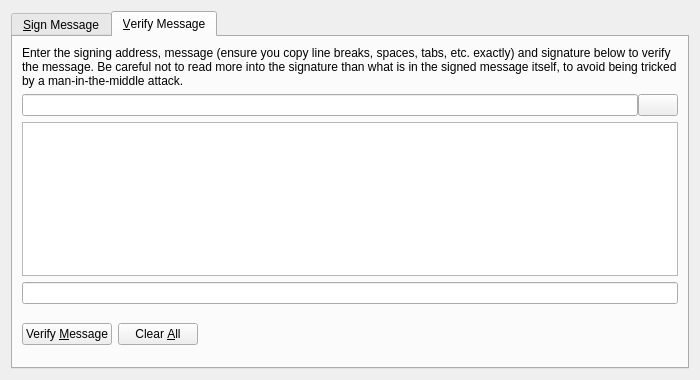
Old version of the form src/qt/forms/signverifymessagedialog.ui in the repository gridcoin/Gridcoin-master.
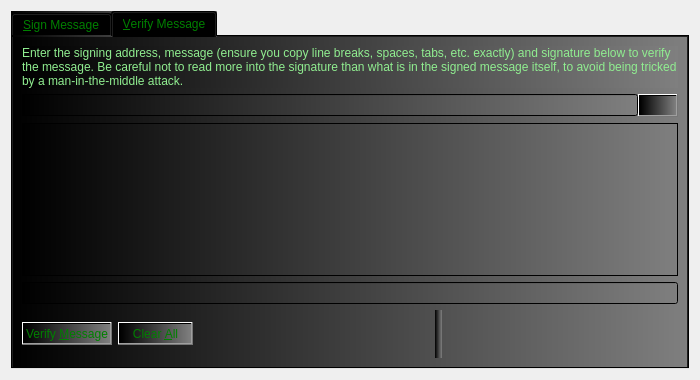
New version of the form. The open tabs and pages were chosen to show the change. Icons and pictures are not drawn. Custom widgets are drawn as their Qt base class.

The edit to the form file:
```diff
--- a/src/qt/forms/signverifymessagedialog.ui
+++ b/src/qt/forms/signverifymessagedialog.ui
@@ -19,6 +19,12 @@
   <layout class="QVBoxLayout" name="verticalLayout">
    <item>
     <widget class="QTabWidget" name="tabWidget">
+     <property name="styleSheet">
+      <string notr="true">
+background-color:qlineargradient(spread:pad, x1:0, y1:0, x2:1, y2:0, stop:0 rgba(0, 0, 0, 255), stop:1 rgba(127, 127, 127, 255));
+color:green;
+</string>
+     </property>
      <property name="currentIndex">
       <number>0</number>
      </property>
@@ -239,6 +245,12 @@
       <layout class="QVBoxLayout" name="verticalLayout_VM">
        <item>
         <widget class="QLabel" name="infoLabel_VM">
+         <property name="styleSheet">
+          <string notr="true">
+background-color:qlineargradient(spread:pad, x1:0, y1:0, x2:1, y2:0, stop:0 rgba(0, 0, 0, 255), stop:1 rgba(127, 127, 127, 255));
+color:lightgreen;
+</string>
+         </property>
          <property name="text">
           <string>Enter the signing address, message (ensure you copy line breaks, spaces, tabs, etc. exactly) and signature below to verify the message. Be careful not to read more into the signature than what is in the signed message itself, to avoid being tricked by a man-in-the-middle attack.</string>
          </property>
```
Left out of the diff: 2 changed lines with no effect on the pictures.
